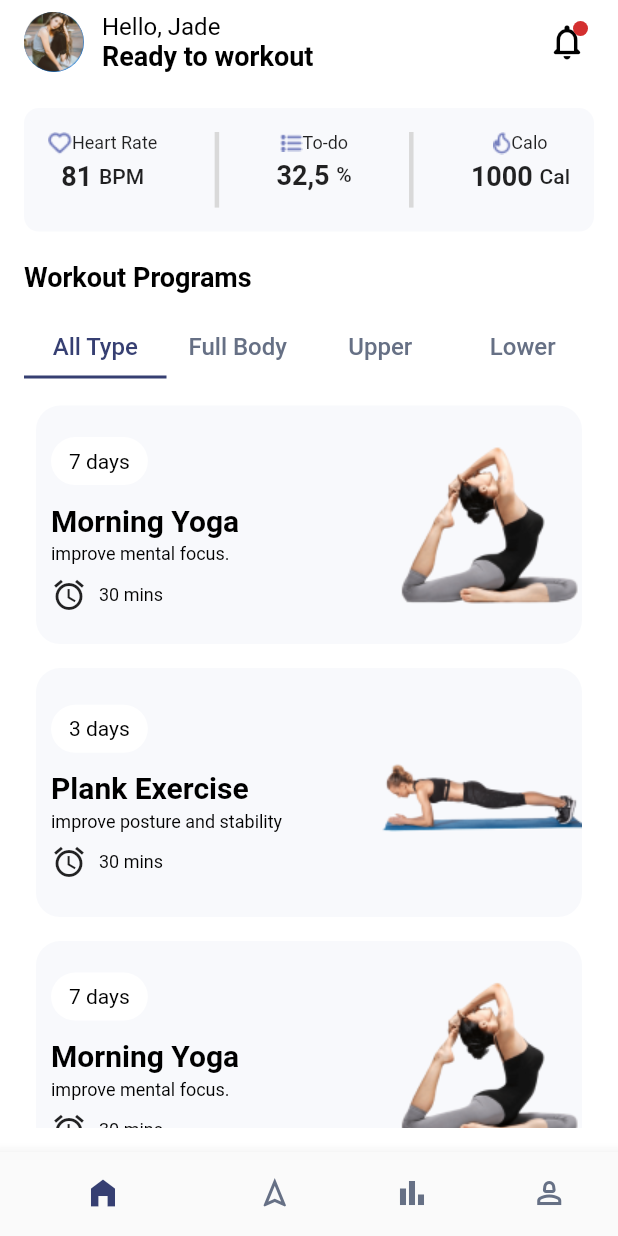
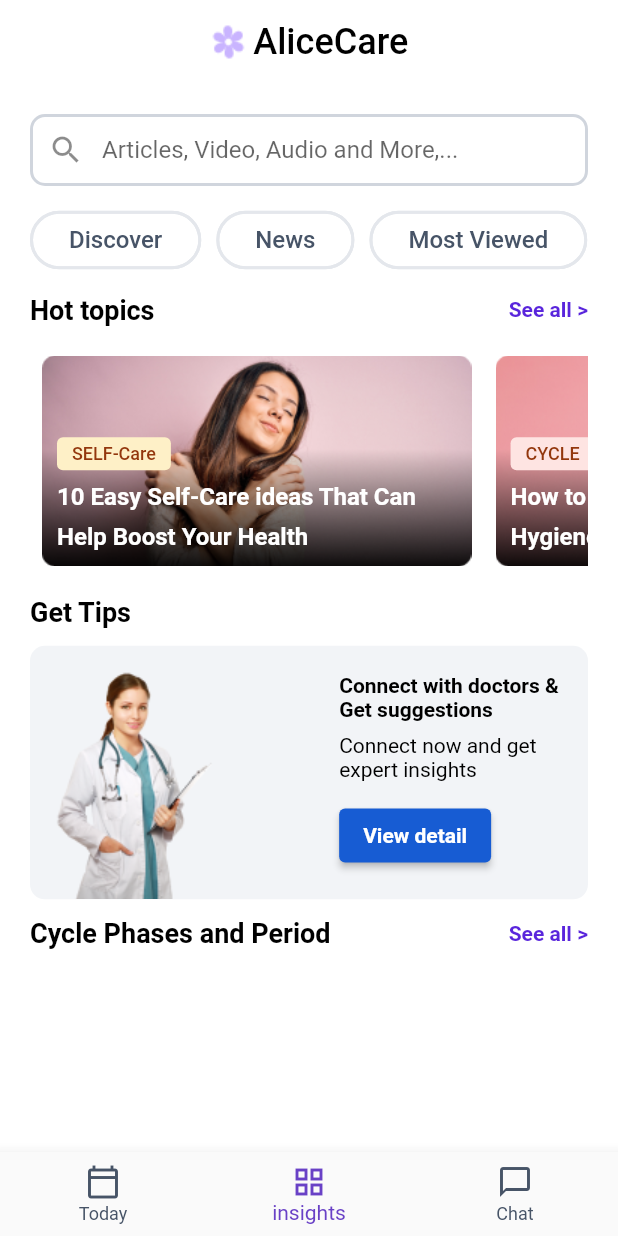
Before and after one commit to AhmedMohsen2492/screens_ui_quiz, a Flutter app: the screen it shows after launch, on a phone screen of 412 x 824 dp. Run offline on Flutter 3.47's test engine with Material 2 defaults, Android fonts, the phone set to English and light mode, and no system bars; our stand-ins replace smooth_page_indicator.

Commit message:
finish news screen

```diff
--- a/lib/main.dart
+++ b/lib/main.dart
@@ -1,5 +1,6 @@
 import 'package:flutter/material.dart';
 import 'package:quiz/ui/screens/Moody/moody_screen.dart';
+import 'package:quiz/ui/screens/news/news_screen.dart';
 import 'package:quiz/ui/screens/workout/workout_screen.dart';
 
 void main() {
@@ -13,10 +14,11 @@ class MyApp extends StatelessWidget {
   Widget build(BuildContext context) {
     return MaterialApp(
       debugShowCheckedModeBanner: false,
-      initialRoute: WorkoutScreen.routeName,
+      initialRoute: NewsScreen.routeName,
       routes: {
-        MoodyScreen.routeName : (_) => MoodyScreen(),
-        WorkoutScreen.routeName : (_) => WorkoutScreen(),
+        MoodyScreen.routeName : (_) => const MoodyScreen(),
+        WorkoutScreen.routeName : (_) => const WorkoutScreen(),
+        NewsScreen.routeName : (_) => const NewsScreen(),
       },
     );
   }
--- a/lib/ui/screens/Moody/moody_screen.dart
+++ b/lib/ui/screens/Moody/moody_screen.dart
@@ -103,7 +103,7 @@ class _MoodyScreenState extends State<MoodyScreen> {
           icon: Column(
             children: [
               Icon(
-                Icons.shopping_bag_outlined,
+                Icons.calendar_today_outlined,
               ),
             ],
           ),
--- a/lib/ui/screens/news/news_screen.dart
+++ b/lib/ui/screens/news/news_screen.dart
@@ -0,0 +1,100 @@
+import 'package:flutter/material.dart';
+import 'package:quiz/ui/screens/news/tabs/chat/news_chat_tab.dart';
+import 'package:quiz/ui/screens/news/tabs/insights/news_insights_tab.dart';
+import 'package:quiz/ui/screens/news/tabs/today/news_today_tab.dart';
+import 'package:quiz/ulits/app_assets.dart';
+import 'package:quiz/ulits/app_colors.dart';
+
+class NewsScreen extends StatefulWidget {
+  static String routeName = "newsScreen";
+
+  const NewsScreen({super.key});
+
+  @override
+  State<NewsScreen> createState() => _NewsScreenState();
+}
+
+class _NewsScreenState extends State<NewsScreen> {
+  int currentIndex = 1;
+
+  List<Widget> body = [
+    const NewsTodayTab(),
+    const NewsInsightsTab(),
+    const NewsChatTab()
+  ];
+
+  @override
+  Widget build(BuildContext context) {
+    return Scaffold(
+      backgroundColor: AppColors.white,
+      appBar: AppBar(
+        elevation: 0,
+        backgroundColor: AppColors.white,
+        title: Row(
+          mainAxisAlignment: MainAxisAlignment.center,
+          children: [
+            Image.asset(AppAssets.flower),
+            const SizedBox(
+              width: 4,
+            ),
+            Text(
+              "AliceCare",
+              style: TextStyle(
+                fontSize: 24,
+                color: AppColors.black,
+              ),
+            ),
+          ],
+        ),
+        centerTitle: true,
+      ),
+      body: body[currentIndex],
+      bottomNavigationBar: buildBottomNavBar(),
+    );
+  }
+
+  buildBottomNavBar() {
+    return BottomNavigationBar(
+      onTap: (index) {
+        currentIndex = index;
+        setState(() {});
+      },
+      currentIndex: currentIndex,
+      selectedItemColor: AppColors.purple,
+      unselectedItemColor: AppColors.dark_purple,
+      showSelectedLabels: true,
+      items: const [
+        BottomNavigationBarItem(
+          icon: Column(
+            children: [
+              Icon(
+                Icons.calendar_today_outlined,
+              ),
+            ],
+          ),
+          label: "Today",
+        ),
+        BottomNavigationBarItem(
+          icon: Column(
+            children: [
+              Icon(
+                Icons.grid_view_outlined,
+              ),
+            ],
+          ),
+          label: "insights",
+        ),
+        BottomNavigationBarItem(
+          icon: Column(
+            children: [
+              Icon(
+                Icons.chat_bubble_outline,
+              ),
+            ],
+          ),
+          label: "Chat",
+        ),
+      ],
+    );
+  }
+}
--- /dev/null
+++ b/lib/ui/screens/news/tabs/chat/news_chat_tab.dart
@@ -0,0 +1,12 @@
+import 'package:flutter/material.dart';
+
+class NewsChatTab extends StatelessWidget {
+  const NewsChatTab({Key? key}) : super(key: key);
+
+  @override
+  Widget build(BuildContext context) {
+    return Container(
+      color: Colors.deepPurpleAccent,
+    );
+  }
+}
--- /dev/null
+++ b/lib/ui/screens/news/tabs/insights/news_insights_tab.dart
@@ -0,0 +1,387 @@
+import 'package:flutter/material.dart';
+import 'package:quiz/ulits/app_assets.dart';
+import 'package:quiz/ulits/app_colors.dart';
+
+class NewsInsightsTab extends StatefulWidget {
+  const NewsInsightsTab({super.key});
+
+  @override
+  State<NewsInsightsTab> createState() => _NewsInsightsTabState();
+}
+
+class _NewsInsightsTabState extends State<NewsInsightsTab> {
+  bool discoverSelected = false;
+
+  bool newsSelected = false;
+
+  bool mostViewedSelected = false;
+
+  bool savedSelected = false;
+
+  @override
+  Widget build(BuildContext context) {
+    return Padding(
+      padding: const EdgeInsets.all(20.0),
+      child: SingleChildScrollView(
+        child: Column(
+          crossAxisAlignment: CrossAxisAlignment.stretch,
+          children: [
+            TextField(
+              decoration: InputDecoration(
+                enabledBorder: OutlineInputBorder(
+                  borderSide: BorderSide(width: 2, color: AppColors.grey),
+                  borderRadius: BorderRadius.circular(10),
+                ),
+                hintText: "Articles, Video, Audio and More,...",
+                prefixIcon: const Icon(Icons.search_outlined),
+                contentPadding: const EdgeInsets.all(0),
+              ),
+            ),
+            const SizedBox(
+              height: 12,
+            ),
+            SingleChildScrollView(
+              scrollDirection: Axis.horizontal,
+              child: Row(
+                children: [
+                  Padding(
+                    padding: const EdgeInsets.only(right: 10),
+                    child: FilterChip(
+                        padding: const EdgeInsets.symmetric(
+                            horizontal: 16, vertical: 8),
+                        shape: RoundedRectangleBorder(
+                          borderRadius: BorderRadius.circular(500),
+                          side: BorderSide(
+                            color: !discoverSelected
+                                ? AppColors.greey
+                                : AppColors.d_purple,
+                            width: 2,
+                          ),
+                        ),
+                        backgroundColor: AppColors.white,
+                        showCheckmark: false,
+                        selectedColor: AppColors.l_purple,
+                        selected: discoverSelected,
+                        label: Text(
+                          "Discover",
+                          style: TextStyle(
+                              fontWeight: FontWeight.w500,
+                              fontSize: 16,
+                              color: !discoverSelected
+                                  ? AppColors.dark_purple
+                                  : AppColors.purple),
+                        ),
+                        onSelected: (value) {
+                          discoverSelected = value;
+                          setState(() {});
+                        }),
+                  ),
+                  Padding(
+                    padding: const EdgeInsets.only(right: 10),
+                    child: FilterChip(
+                        padding: const EdgeInsets.symmetric(
+                            horizontal: 16, vertical: 8),
+                        shape: RoundedRectangleBorder(
+                          borderRadius: BorderRadius.circular(500),
+                          side: BorderSide(
+                            color: !newsSelected
+                                ? AppColors.greey
+                                : AppColors.d_purple,
+                            width: 2,
+                          ),
+                        ),
+                        backgroundColor: AppColors.white,
+                        showCheckmark: false,
+                        selectedColor: AppColors.l_purple,
+                        selected: newsSelected,
+                        label: Text(
+                          "News",
+                          style: TextStyle(
+                              fontWeight: FontWeight.w500,
+                              fontSize: 16,
+                              color: !newsSelected
+                                  ? AppColors.dark_purple
+                                  : AppColors.purple),
+                        ),
+                        onSelected: (value) {
+                          newsSelected = value;
+                          setState(() {});
+                        }),
+                  ),
+                  Padding(
+                    padding: const EdgeInsets.only(right: 10),
+                    child: FilterChip(
+                        padding: const EdgeInsets.symmetric(
+                            horizontal: 16, vertical: 8),
+                        shape: RoundedRectangleBorder(
+                          borderRadius: BorderRadius.circular(500),
+                          side: BorderSide(
+                            color: !mostViewedSelected
+                                ? AppColors.greey
+                                : AppColors.d_purple,
+                            width: 2,
+                          ),
+                        ),
+                        backgroundColor: AppColors.white,
+                        showCheckmark: false,
+                        selectedColor: AppColors.l_purple,
+                        selected: mostViewedSelected,
+                        label: Text(
+                          "Most Viewed",
+                          style: TextStyle(
+                              fontWeight: FontWeight.w500,
+                              fontSize: 16,
+                              color: !mostViewedSelected
+                                  ? AppColors.dark_purple
+                                  : AppColors.purple),
+                        ),
+                        onSelected: (value) {
+                          mostViewedSelected = value;
+                          setState(() {});
+                        }),
+                  ),
+                  FilterChip(
+                      padding: const EdgeInsets.symmetric(
+                          horizontal: 16, vertical: 8),
+                      shape: RoundedRectangleBorder(
+                        borderRadius: BorderRadius.circular(500),
+                        side: BorderSide(
+                          color: !savedSelected
+                              ? AppColors.greey
+                              : AppColors.d_purple,
+                          width: 2,
+                        ),
+                      ),
+                      backgroundColor: AppColors.white,
+                      showCheckmark: false,
+                      selectedColor: AppColors.l_purple,
+                      selected: savedSelected,
+                      label: Text(
+                        "Saved",
+                        style: TextStyle(
+                            fontWeight: FontWeight.w500,
+                            fontSize: 16,
+                            color: !savedSelected
+                                ? AppColors.dark_purple
+                                : AppColors.purple),
+                      ),
+                      onSelected: (value) {
+                        savedSelected = value;
+                        setState(() {});
+                      }),
+                ],
+              ),
+            ),
+            const SizedBox(
+              height: 12,
+            ),
+            Row(
+              children: [
+                Text(
+                  "Hot topics",
+                  style: TextStyle(
+                    color: AppColors.black,
+                    fontSize: 18,
+                    fontWeight: FontWeight.w600,
+                  ),
+                ),
+                const Spacer(),
+                Text(
+                  "See all >",
+                  style: TextStyle(
+                    color: AppColors.sodark_purple,
+                    fontWeight: FontWeight.w600,
+                    fontSize: 14,
+                  ),
+                ),
+              ],
+            ),
+            const SizedBox(
+              height: 12,
+            ),
+            SizedBox(
+              height: MediaQuery.of(context).size.height * 0.19,
+              child: ListView.builder(
+                scrollDirection: Axis.horizontal,
+                itemCount: 15,
+                itemBuilder: (context, index) => buildTopics(index),
+              ),
+            ),
+            const SizedBox(
+              height: 12,
+            ),
+            Text(
+              "Get Tips",
+              style: TextStyle(
+                color: AppColors.black,
+                fontWeight: FontWeight.w600,
+                fontSize: 18,
+              ),
+            ),
+            const SizedBox(
+              height: 12,
+            ),
+            Container(
+              decoration: BoxDecoration(
+                borderRadius: BorderRadius.circular(10),
+                color: AppColors.basic_grey,
+              ),
+              child: Padding(
+                padding: const EdgeInsets.symmetric(horizontal: 16),
+                child: Row(
+                  children: [
+                    Image.asset(AppAssets.doctor),
+                    const Spacer(),
+                    Column(
+                      crossAxisAlignment: CrossAxisAlignment.start,
+                      children: [
+                        Text(
+                          "Connect with doctors & ",
+                          style: TextStyle(
+                            fontSize: 14,
+                            fontWeight: FontWeight.bold,
+                            color: AppColors.black,
+                          ),
+                        ),
+                        Text(
+                          "Get suggestions",
+                          style: TextStyle(
+                            fontSize: 14,
+                            fontWeight: FontWeight.bold,
+                            color: AppColors.black,
+                          ),
+                        ),
+                        const SizedBox(
+                          height: 8,
+                        ),
+                        Text(
+                          "Connect now and get ",
+                          style: TextStyle(
+                              fontSize: 14,
+                              fontWeight: FontWeight.normal,
+                              color: AppColors.black),
+                        ),
+                        Text(
+                          "expert insights",
+                          style: TextStyle(
+                              fontSize: 14,
+                              fontWeight: FontWeight.normal,
+                              color: AppColors.black),
+                        ),
+                        const SizedBox(
+                          height: 12,
+                        ),
+                        ElevatedButton(
+                            style: ElevatedButton.styleFrom(
+                              backgroundColor: AppColors.d_blue,
+                            ),
+                            onPressed: () {},
+                            child: Text(
+                              "View detail",
+                              style: TextStyle(
+                                color: AppColors.white,
+                                fontSize: 14,
+                                fontWeight: FontWeight.w600,
+                              ),
+                            )),
+                      ],
+                    ),
+                  ],
+                ),
+              ),
+            ),
+            const SizedBox(
+              height: 12,
+            ),
+            Row(
+              children: [
+                Text(
+                  "Cycle Phases and Period",
+                  style: TextStyle(
+                    color: AppColors.black,
+                    fontSize: 18,
+                    fontWeight: FontWeight.w600,
+                  ),
+                ),
+                const Spacer(),
+                Text(
+                  "See all >",
+                  style: TextStyle(
+                    color: AppColors.sodark_purple,
+                    fontWeight: FontWeight.w600,
+                    fontSize: 14,
+                  ),
+                ),
+              ],
+            ),
+          ],
+        ),
+      ),
+    );
+  }
+
+  Widget buildTopics(int index) {
+    return Padding(
+      padding: const EdgeInsets.all(8.0),
+      child: Stack(
+        alignment: Alignment.bottomLeft,
+        children: [
+          Image.asset(
+            index % 2 == 0 ? AppAssets.topic1 : AppAssets.topic2,
+          ),
+          Padding(
+            padding: const EdgeInsets.all(10.0),
+            child: Column(
+              crossAxisAlignment: CrossAxisAlignment.start,
+              children: [
+                const Spacer(),
+                Container(
+                  padding:
+                      const EdgeInsets.symmetric(horizontal: 10, vertical: 4),
+                  decoration: BoxDecoration(
+                    borderRadius: BorderRadius.circular(4),
+                    color:
+                        index % 2 == 0 ? AppColors.l_orange : AppColors.l_pink,
+                  ),
+                  child: Text(
+                    index % 2 == 0 ? "SELF-Care" : "CYCLE",
+                    style: TextStyle(
+                        color: AppColors.red,
+                        fontSize: 12,
+                        fontWeight: FontWeight.w500),
+                  ),
+                ),
+                const SizedBox(
+                  height: 8,
+                ),
+                Text(
+                  index % 2 == 0
+                      ? "10 Easy Self-Care ideas That Can"
+                      : "How to take care of Menstrual",
+                  style: TextStyle(
+                    color: AppColors.white,
+                    fontSize: 16,
+                    fontWeight: FontWeight.w600,
+                  ),
+                ),
+                const SizedBox(
+                  height: 8,
+                ),
+                Text(
+                  index % 2 == 0
+                      ? "Help Boost Your Health"
+                      : "Hygiene during Menstrual Cycle",
+                  style: TextStyle(
+                    color: AppColors.white,
+                    fontSize: 16,
+                    fontWeight: FontWeight.w600,
+                  ),
+                ),
+              ],
+            ),
+          ),
+        ],
+      ),
+    );
+  }
+}
--- /dev/null
+++ b/lib/ui/screens/news/tabs/today/news_today_tab.dart
@@ -0,0 +1,12 @@
+import 'package:flutter/material.dart';
+
+class NewsTodayTab extends StatelessWidget {
+  const NewsTodayTab({Key? key}) : super(key: key);
+
+  @override
+  Widget build(BuildContext context) {
+    return Container(
+      color: Colors.pinkAccent,
+    );
+  }
+}
--- a/lib/ui/screens/workout/tabs/home/programs.dart
+++ b/lib/ui/screens/workout/tabs/home/programs.dart
@@ -19,7 +19,8 @@ class Programs extends StatelessWidget {
         margin: const EdgeInsets.all(8),
         padding: const EdgeInsets.only(top: 20, bottom: 20, left: 10),
         decoration: BoxDecoration(
-            color: AppColors.l_grey, borderRadius: BorderRadius.circular(16)),
+            color: AppColors.l_grey,
+            borderRadius: BorderRadius.circular(16)),
         child: Row(
           children: [
             Column(
--- a/lib/ui/screens/workout/workout_screen.dart
+++ b/lib/ui/screens/workout/workout_screen.dart
@@ -19,7 +19,7 @@ class _WorkoutScreenState extends State<WorkoutScreen> {
   int currentIndex = 0;
 
   List<Widget> body = [
-    WorkoutHomeTab(),
+    const WorkoutHomeTab(),
     const WorkoutShareTab(),
     const WorkoutCharTab(),
     const WorkoutAccountTab()
--- a/lib/ulits/app_assets.dart
+++ b/lib/ulits/app_assets.dart
@@ -16,4 +16,9 @@ abstract class AppAssets {
   static const String fire = "assets/images/fire.png";
   static const String yoga1 = "assets/images/yoga1.png";
   static const String yoga2 = "assets/images/yoga2.png";
+
+  static const String flower = "assets/images/flower.png";
+  static const String topic1 = "assets/images/topic1.png";
+  static const String topic2 = "assets/images/topic2.png";
+  static const String doctor = "assets/images/doctor.png";
 }
--- a/lib/ulits/app_colors.dart
+++ b/lib/ulits/app_colors.dart
@@ -3,21 +3,33 @@ import 'package:flutter/material.dart';
 abstract class AppColors {
   static Color black = Colors.black ;
   static Color white = Colors.white ;
-  static Color green = Color(0xff027A48) ;
-  static Color light_green = Color(0xffECFDF3) ;
-  static Color mid_green = Color(0xff32D583) ;
-  static Color move = Color(0xff667085) ;
-  static Color dark_move = Color(0xff371B34) ;
-  static Color light_blue = Color(0xff98A2B3) ;
-  static Color offWhite = Color(0xffD9D9D9) ;
-  static Color purpul = Color(0xffF9F5FF) ;
-  static Color pink = Color(0xffFDF2FA) ;
-  static Color orange = Color(0xffFFFAF5) ;
-  static Color SoLight_blue = Color(0xffF0F9FF) ;
+  static Color green = const Color(0xff027A48) ;
+  static Color light_green = const Color(0xffECFDF3) ;
+  static Color mid_green = const Color(0xff32D583) ;
+  static Color move = const Color(0xff667085) ;
+  static Color dark_move = const Color(0xff371B34) ;
+  static Color light_blue = const Color(0xff98A2B3) ;
+  static Color offWhite = const Color(0xffD9D9D9) ;
+  static Color purpul = const Color(0xffF9F5FF) ;
+  static Color pink = const Color(0xffFDF2FA) ;
+  static Color orange = const Color(0xffFFFAF5) ;
+  static Color SoLight_blue = const Color(0xffF0F9FF) ;
 
+  static Color l_grey = const Color(0xffF8F9FC) ;
+  static Color divider = const Color(0xffD9D9D9) ;
+  static Color dark_blue = const Color(0xff363F72);
 
-  static Color l_grey = Color(0xffF8F9FC) ;
-  static Color divider = Color(0xffD9D9D9) ;
-  static Color dark_blue = Color(0xff363F72);
+  static Color purple = const Color(0xff6941C6);
+  static Color dark_purple = const Color(0xff475467);
+  static Color grey = const Color(0xffD0D5DD) ;
+  static Color l_purple = const Color(0xffF4EBFF) ;
+  static Color d_purple = const Color(0xffD6BBFB) ;
+  static Color greey = const Color(0xffE4E7EC) ;
+  static Color sodark_purple = const Color(0xff5925DC) ;
+  static Color red = const Color(0xff93370D) ;
+  static Color l_orange = const Color(0xffFEF0C7) ;
+  static Color l_pink = const Color(0xffFEE4E2) ;
+  static Color basic_grey = const Color(0xffF2F4F7) ;
+  static Color d_blue = const Color(0xff175CD3) ;
 
 }
```
Also changed, not shown: assets/images/doctor.png (added), assets/images/flower.png (added), assets/images/topic1.png (added), assets/images/topic2.png (added).
